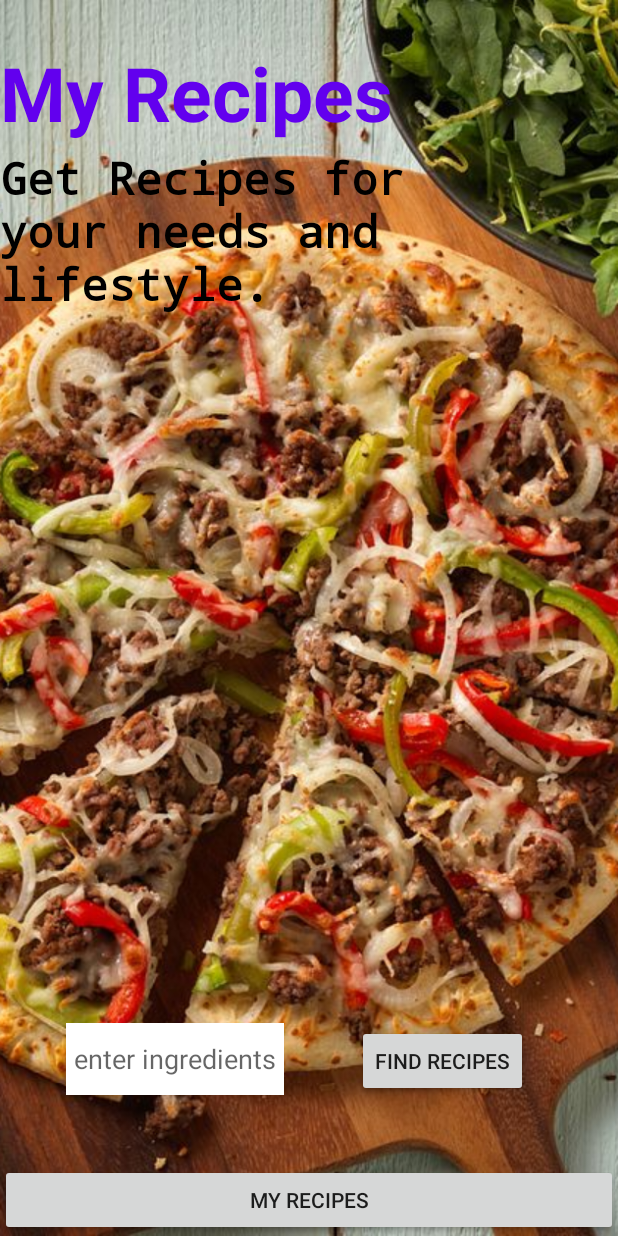
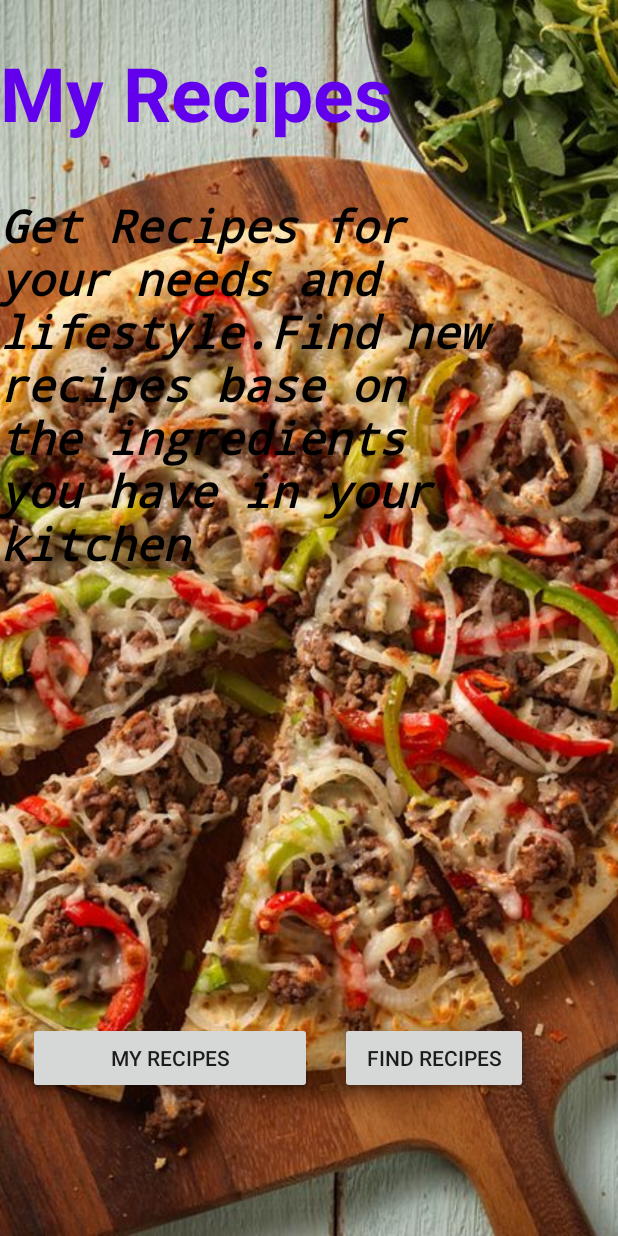
Before and after one commit to lelemoyog/core-android-ip, an Android app: the screen it shows after launch (MainActivity), on a phone screen of 412 x 824 dp. Run offline under Robolectric (Android 15) with nearby library versions, the phone set to English and light mode, and no system bars; our stand-ins replace ButterKnife.

Commit message:
refactord code to accomodate the saved recip activity

```diff
--- a/app/src/main/java/com/issah/myrecipes/ui/MainActivity.java
+++ b/app/src/main/java/com/issah/myrecipes/ui/MainActivity.java
@@ -19,7 +19,6 @@ public class MainActivity extends AppCompatActivity implements View.OnClickListe
     public static final String TAG = MainActivity.class.getSimpleName();
     @BindView(R.id.findRecipes) Button mFindRecipesButton;
     @BindView(R.id.myRecipes) Button mMyRecipesButton;
-    @BindView(R.id.ingredientEditText) EditText mIngredientEditText;
     @BindView(R.id.appNameTextView) TextView mAppNameTextView;
 
     @Override
@@ -36,15 +35,11 @@ public class MainActivity extends AppCompatActivity implements View.OnClickListe
     @Override
     public void onClick(View view) {
         if(view == mMyRecipesButton){
-            String ingredient = mIngredientEditText.getText().toString();
             Intent intent = new Intent(MainActivity.this, MyRecipesActivity.class);
-            intent.putExtra("ingredient", ingredient);
             startActivity(intent);
         }
         if(view == mFindRecipesButton){
-            String ingredient = mIngredientEditText.getText().toString();
             Intent intent = new Intent(MainActivity.this, SavedRecipesActivity.class);
-            intent.putExtra("ingredient", ingredient);
             startActivity(intent);
         }
     }
--- a/app/src/main/res/layout/activity_main.xml
+++ b/app/src/main/res/layout/activity_main.xml
@@ -18,7 +18,7 @@
         app:layout_constraintHorizontal_bias="0.0"
         app:layout_constraintStart_toStartOf="parent"
         app:layout_constraintTop_toTopOf="parent"
-        app:layout_constraintVertical_bias="0.0" />
+        app:layout_constraintVertical_bias="1.0" />
 
     <TextView
         android:id="@+id/appNameTextView"
@@ -38,38 +38,36 @@
 
     <Button
         android:id="@+id/myRecipes"
-        android:layout_width="wrap_content"
-        android:layout_height="wrap_content"
+        android:layout_width="125dp"
+        android:layout_height="48dp"
+        android:layout_marginEnd="60dp"
         android:text="find recipes"
         app:layout_constraintBottom_toBottomOf="parent"
         app:layout_constraintEnd_toEndOf="parent"
-        app:layout_constraintHorizontal_bias="0.445"
-        app:layout_constraintStart_toEndOf="@+id/ingredientEditText"
         app:layout_constraintTop_toTopOf="parent"
-        app:layout_constraintVertical_bias="0.881" />
+        app:layout_constraintVertical_bias="0.878" />
 
     <Button
         android:id="@+id/findRecipes"
-        android:layout_width="0dp"
-        android:layout_height="wrap_content"
+        android:layout_width="189dp"
+        android:layout_height="48dp"
+        android:layout_centerHorizontal="true"
         android:text="my Recipes"
-        app:layout_constraintBottom_toBottomOf="parent"
-        app:layout_constraintEnd_toEndOf="parent"
-        app:layout_constraintHorizontal_bias="0.0"
-        app:layout_constraintStart_toStartOf="parent"
-        app:layout_constraintTop_toBottomOf="@+id/textView2"
-        app:layout_constraintVertical_bias="1.0" />
+        app:layout_constraintBaseline_toBaselineOf="@+id/myRecipes"
+        app:layout_constraintEnd_toStartOf="@+id/myRecipes"
+        app:layout_constraintStart_toStartOf="parent" />
 
     <TextView
         android:id="@+id/textView2"
         android:layout_width="350dp"
-        android:layout_height="117dp"
+        android:layout_height="wrap_content"
+        android:layout_marginTop="32dp"
         android:layout_marginBottom="460dp"
         android:fontFamily="monospace"
-        android:text="Get Recipes for your needs and lifestyle."
+        android:text="Get Recipes for your needs and lifestyle.Find new recipes base on the ingredients you have in your kitchen"
         android:textColor="@color/black"
         android:textSize="30sp"
-        android:textStyle="bold"
+        android:textStyle="bold|italic"
         app:layout_constraintBottom_toTopOf="@+id/myRecipes"
         app:layout_constraintEnd_toEndOf="parent"
         app:layout_constraintHorizontal_bias="0.0"
@@ -77,19 +75,5 @@
         app:layout_constraintTop_toBottomOf="@+id/appNameTextView"
         app:layout_constraintVertical_bias="0.0" />
 
-    <EditText
-        android:id="@+id/ingredientEditText"
-        android:layout_width="wrap_content"
-        android:layout_height="wrap_content"
-        android:layout_above="@+id/findRecipes"
-        android:layout_centerHorizontal="true"
-        android:layout_marginStart="44dp"
-        android:background="@color/white"
-        android:hint="enter ingredients"
-        android:inputType="textMultiLine"
-        android:minHeight="48dp"
-        android:padding="5dp"
-        app:layout_constraintBaseline_toBaselineOf="@+id/myRecipes"
-        app:layout_constraintStart_toStartOf="parent" />
 
 </androidx.constraintlayout.widget.ConstraintLayout>
```
Also changed, not shown: app/src/main/java/com/issah/myrecipes/models/TotalDaily.java (deleted, +0 -10 lines), app/src/main/java/com/issah/myrecipes/models/TotalNutrients.java (deleted, +0 -11 lines), app/src/main/res/layout/activity_findrecipes.xml (deleted, +0 -58 lines).
